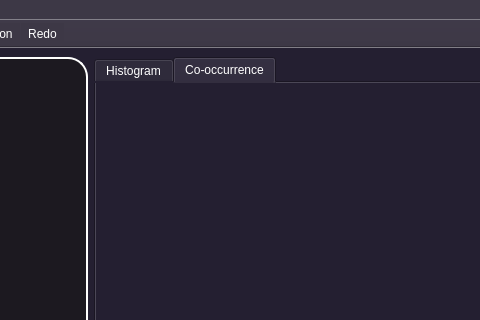
Above: trabalho-final-pi/forms/mainwindow.ui from solid-titans/Trabalho-Final-PI before the change; both pictures show x 225 to 705 and y 0 to 320 of the 1092 by 1100 pixel window. Below: the same form after it.
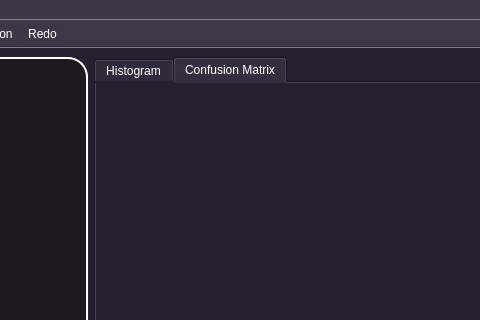
That is the form after the change. The open tabs and pages were chosen to show the change. Icons and pictures are not drawn. Custom widgets are drawn as their Qt base class.

Diff of the .ui file:
```diff
--- a/trabalho-final-pi/forms/mainwindow.ui
+++ b/trabalho-final-pi/forms/mainwindow.ui
@@ -102,7 +102,7 @@
         </sizepolicy>
        </property>
        <attribute name="title">
-        <string>Co-occurrence</string>
+        <string>Confusion Matrix</string>
        </attribute>
        <widget class="ImageCoocurrence" name="coocurrenceData" native="true">
         <property name="geometry">
```
Left out of the diff: 115 changed lines with no effect on the pictures.
